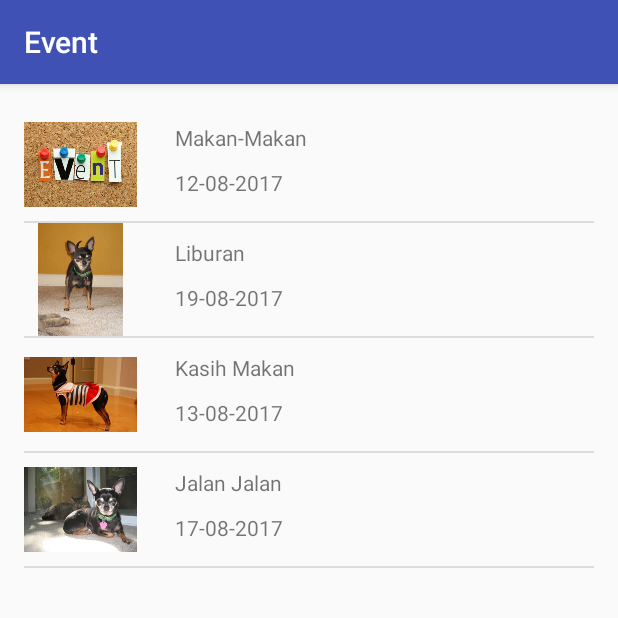
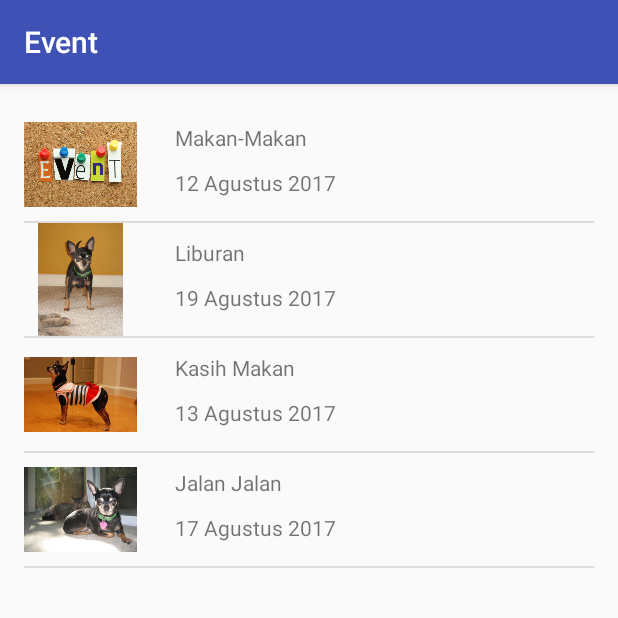
Before and after one commit to bervProject/learn-android, an Android app: the EventActivity screen opened directly, with no data from a screen before it, on a phone screen of 412 x 824 dp, the top half of it. Run offline under Robolectric (Android 15) with nearby library versions, the phone set to English and light mode, and no system bars.

Commit message:
Fix Bug and Erase unused import

```diff
--- a/app/src/main/java/com/personal/learn_android/EventActivity.java
+++ b/app/src/main/java/com/personal/learn_android/EventActivity.java
@@ -26,10 +26,10 @@ public class EventActivity extends AppCompatActivity {
         final EventAdapter adapter = new EventAdapter(this, arrayOfUsers);
         // Attach the adapter to a ListView
         ListView listView = (ListView) findViewById(R.id.event_view);
-        EventModel event1 = new EventModel("Makan-Makan","12-08-2017",R.drawable.events);
-        EventModel event2 = new EventModel("Liburan","19-08-2017",R.drawable.sample_0);
-        EventModel event3 = new EventModel("Kasih Makan","13-08-2017",R.drawable.sample_2);
-        EventModel event4 = new EventModel("Jalan Jalan","17-08-2017",R.drawable.sample_3);
+        EventModel event1 = new EventModel("Makan-Makan","12 Agustus 2017",R.drawable.events);
+        EventModel event2 = new EventModel("Liburan","19 Agustus 2017",R.drawable.sample_0);
+        EventModel event3 = new EventModel("Kasih Makan","13 Agustus 2017",R.drawable.sample_2);
+        EventModel event4 = new EventModel("Jalan Jalan","17 Agustus 2017",R.drawable.sample_3);
         adapter.add(event1);
         adapter.add(event2);
         adapter.add(event3);
@@ -41,17 +41,21 @@ public class EventActivity extends AppCompatActivity {
             @Override
             public void onItemClick(AdapterView<?> parent, View view,
                                     int position, long id) {
-                // TODO Auto-generated method stub
                 String message= adapter.getItem(position).getEventName();
-               // Toast.makeText(getApplicationContext(), Slecteditem, Toast.LENGTH_SHORT).show();
                 Intent intent = new Intent(EventActivity.this,HomeActivity.class);
                 intent.putExtra(EXTRA_MESSAGE,message);
                 setResult(Activity.RESULT_OK,intent);
                 finish();
             }
         });
+    }
 
- }
-
-
+    @Override
+    public void onBackPressed(){
+        String message = null;
+        Intent intent = new Intent(EventActivity.this,HomeActivity.class);
+        intent.putExtra(EXTRA_MESSAGE,message);
+        setResult(Activity.RESULT_OK,intent);
+        finish();
+    }
 }
--- a/app/src/main/java/com/personal/learn_android/EventAdapter.java
+++ b/app/src/main/java/com/personal/learn_android/EventAdapter.java
@@ -7,7 +7,6 @@ import android.view.ViewGroup;
 import android.widget.ArrayAdapter;
 import android.widget.ImageView;
 import android.widget.TextView;
-
 import java.util.ArrayList;
 
 /**
@@ -44,7 +43,5 @@ public class EventAdapter extends ArrayAdapter<EventModel> {
 
         // Return the completed view to render on screen
         return convertView;
-
     }
-
 }
--- a/app/src/main/java/com/personal/learn_android/GuestAdapter.java
+++ b/app/src/main/java/com/personal/learn_android/GuestAdapter.java
@@ -40,7 +40,5 @@ public class GuestAdapter extends ArrayAdapter<Guest> {
 
         // Return the completed view to render on screen
         return convertView;
-
     }
-
 }
--- a/app/src/main/java/com/personal/learn_android/HomeActivity.java
+++ b/app/src/main/java/com/personal/learn_android/HomeActivity.java
@@ -57,7 +57,7 @@ public class HomeActivity extends AppCompatActivity {
                 } else {
                     Button guest = (Button) findViewById(R.id.button_guest);
                     if (guest_button == null) {
-                        guest.setText("Pilih Event");
+                        guest.setText("Pilih Guest");
                     } else {
                         guest.setText(guest_button);
                     }
--- a/app/src/main/java/com/personal/learn_android/HttpHandler.java
+++ b/app/src/main/java/com/personal/learn_android/HttpHandler.java
@@ -1,7 +1,6 @@
 package com.personal.learn_android;
 
 import android.util.Log;
-
 import java.io.BufferedInputStream;
 import java.io.BufferedReader;
 import java.io.IOException;
@@ -62,7 +61,6 @@ public class HttpHandler {
                 e.printStackTrace();
             }
         }
-
         return sb.toString();
     }
 }
```
Also changed, not shown: app/src/main/java/com/personal/learn_android/GuestActivity.java (+11 -33 lines), app/src/main/java/com/personal/learn_android/MainActivity.java (+5 -2 lines).
